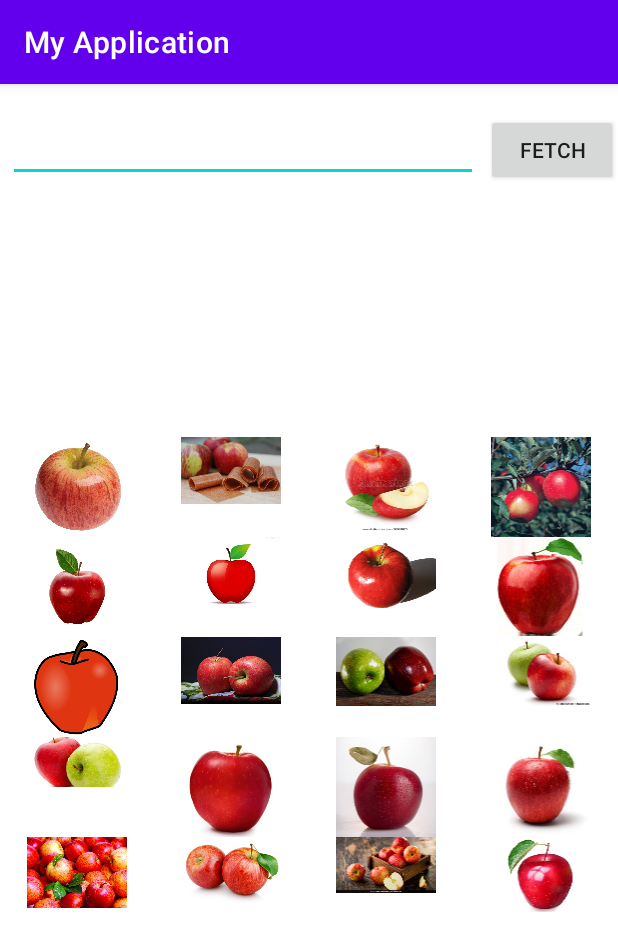
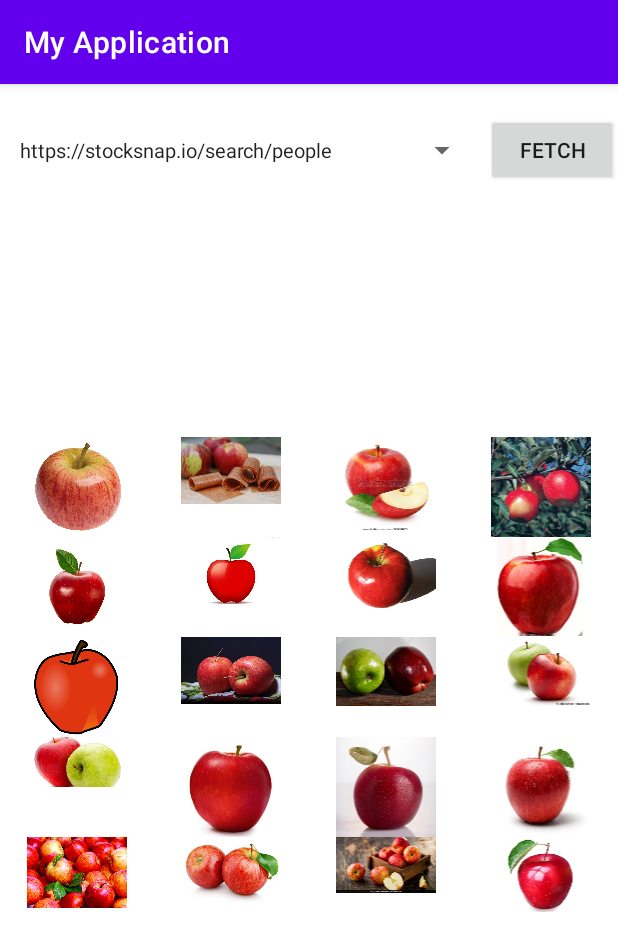
Before and after one commit to stepko-dev/Memory_Game_Android, an Android app: the screen it shows after launch (MainActivity), on a phone screen of 412 x 824 dp. Shown: the top 951 px of the screen. Run offline under Robolectric (Android 15) with nearby library versions, the phone set to English and light mode, and no system bars.

Commit message:
change EditText to Spinner with url

```diff
--- a/app/src/main/java/iss/ca/myapplication/MainActivity.java
+++ b/app/src/main/java/iss/ca/myapplication/MainActivity.java
@@ -8,9 +8,11 @@ import android.graphics.drawable.Drawable;
 import android.os.Bundle;
 import android.util.AttributeSet;
 import android.view.ViewGroup;
+import android.widget.ArrayAdapter;
 import android.widget.GridLayout;
 import android.widget.ImageView;
 import android.widget.LinearLayout;
+import android.widget.Spinner;
 import android.widget.TableLayout;
 import android.widget.TableRow;
 
@@ -20,6 +22,12 @@ public class MainActivity extends AppCompatActivity {
     protected void onCreate(Bundle savedInstanceState) {
         super.onCreate(savedInstanceState);
         setContentView(R.layout.activity_main);
+
+        Spinner spinner = (Spinner) findViewById(R.id.search);
+// Create an ArrayAdapter using the string array and a default spinner layout
+        ArrayAdapter<CharSequence> adapter = ArrayAdapter.createFromResource(this,
+                R.array.pics_array, android.R.layout.simple_spinner_item);
+
 
         Drawable[] images = new Drawable[] {
                 getDrawable(R.drawable.apple_10_resized), getDrawable(R.drawable.apple_11_resized),
--- a/app/src/main/res/layout/activity_main.xml
+++ b/app/src/main/res/layout/activity_main.xml
@@ -15,13 +15,16 @@
         android:layout_weight="1"
         android:orientation="horizontal">
 
-        <EditText
+        <androidx.appcompat.widget.AppCompatSpinner
             android:id="@+id/search"
             android:layout_width="0dp"
             android:layout_height="wrap_content"
             android:layout_weight="1"
             android:layout_marginLeft="5dp"
-            android:layout_marginRight="5dp" />
+            android:layout_marginRight="5dp"
+            android:theme="@style/textStyle"
+            tools:listitem="@layout/support_simple_spinner_dropdown_item"
+            android:entries="@array/pics_array"/>
 
 
         <androidx.appcompat.widget.AppCompatButton
--- a/app/src/main/res/values/strings.xml
+++ b/app/src/main/res/values/strings.xml
@@ -1,3 +1,8 @@
 <resources>
     <string name="app_name">My Application</string>
+    <string-array name="pics_array">
+        <item>https://stocksnap.io/search/people</item>
+        <item>https://stocksnap.io/search/beach</item>
+        <item>https://stocksnap.io/search/nature</item>
+    </string-array>
 </resources>
--- /dev/null
+++ b/app/src/main/res/values/styles.xml
@@ -0,0 +1,9 @@
+<?xml version="1.0" encoding="utf-8"?>
+<resources>
+    <style name= "textStyle">
+        <item name="android:textSize">13sp</item>
+    </style>
+
+
+
+</resources>
```
